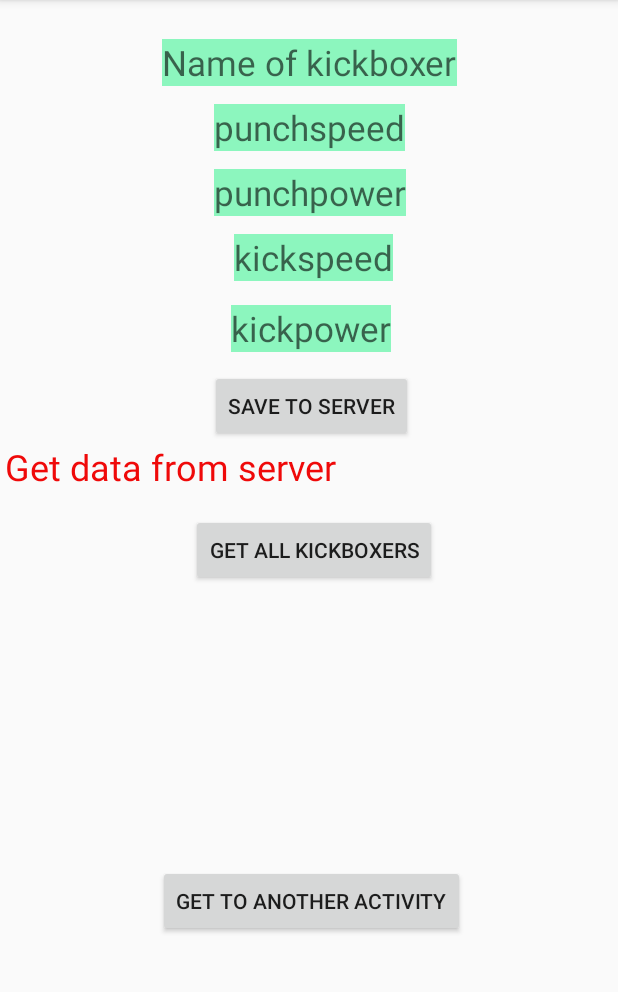
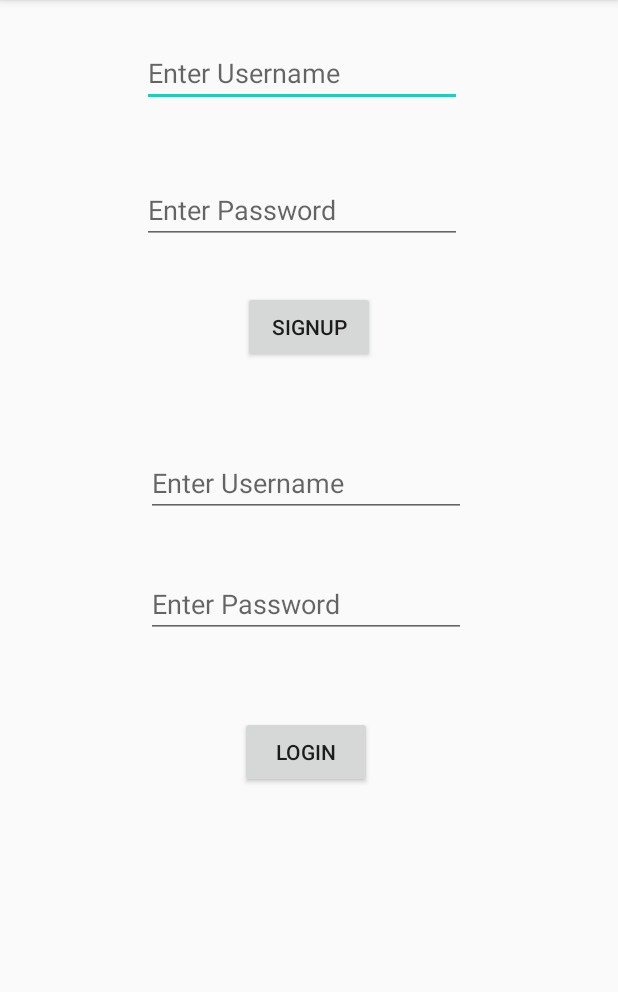
Before and after one commit to abhishek1117/InstagramClone, an Android app: the screen it shows after launch (MainActivity before the commit, SignUpLoginActivity after it), after a tap on "GET TO ANOTHER ACTIVITY", on a phone screen of 412 x 824 dp, the part 84-1076 px from its top. Run offline under Robolectric (Android 15) with nearby library versions, the phone set to English and light mode, and no system bars; libraries missing offline, so code that uses them is left out: com.parse, com.shashank.sony; 1 statement that could not run was skipped.

Commit message:
Signup and Login Parse

```diff
--- a/app/src/main/AndroidManifest.xml
+++ b/app/src/main/AndroidManifest.xml
@@ -2,8 +2,8 @@
 <manifest xmlns:android="http://schemas.android.com/apk/res/android"
     package="com.example.instagramclone">
 
-    <uses-permission android:name="android.permission.ACCESS_NETWORK_STATE"/>
-    <uses-permission android:name="android.permission.INTERNET"/>
+    <uses-permission android:name="android.permission.ACCESS_NETWORK_STATE" />
+    <uses-permission android:name="android.permission.INTERNET" />
 
     <application
         android:name=".App"
@@ -13,6 +13,7 @@
         android:roundIcon="@mipmap/ic_launcher_round"
         android:supportsRtl="true"
         android:theme="@style/AppTheme">
+        <activity android:name=".WelcomeActivity"></activity>
         <activity android:name=".MainActivity">
             <intent-filter>
                 <action android:name="android.intent.action.MAIN" />
@@ -20,7 +21,6 @@
                 <category android:name="android.intent.category.LAUNCHER" />
             </intent-filter>
         </activity>
-
 
         <meta-data
             android:name="com.parse.SERVER_URL"
@@ -32,6 +32,7 @@
             android:name="com.parse.CLIENT_KEY"
             android:value="@string/back4app_client_key" />
 
+        <activity android:name=".SignUpLoginActivity"></activity>
     </application>
 
 </manifest>
--- a/app/src/main/java/com/example/instagramclone/MainActivity.java
+++ b/app/src/main/java/com/example/instagramclone/MainActivity.java
@@ -2,6 +2,7 @@ package com.example.instagramclone;
 
 import androidx.appcompat.app.AppCompatActivity;
 
+import android.content.Intent;
 import android.os.Bundle;
 import android.view.View;
 import android.widget.Button;
@@ -88,7 +89,8 @@ public class MainActivity extends AppCompatActivity implements View.OnClickListe
         btntransition.setOnClickListener(new View.OnClickListener() {
             @Override
             public void onClick(View v) {
-
+                Intent intent = new Intent(MainActivity.this, SignUpLoginActivity.class);
+                startActivity(intent);
             }
         });
 
--- a/app/src/main/java/com/example/instagramclone/SignUpLoginActivity.java
+++ b/app/src/main/java/com/example/instagramclone/SignUpLoginActivity.java
@@ -1,4 +1,75 @@
 package com.example.instagramclone;
 
-public class SignUpLoginActivity {
+import android.os.Bundle;
+import android.view.View;
+import android.widget.Button;
+import android.widget.EditText;
+
+import androidx.annotation.Nullable;
+import androidx.appcompat.app.AppCompatActivity;
+
+import com.parse.LogInCallback;
+import com.parse.ParseException;
+import com.parse.ParseUser;
+import com.parse.SignUpCallback;
+import com.shashank.sony.fancytoastlib.FancyToast;
+
+public class SignUpLoginActivity extends AppCompatActivity {
+    private EditText edtusernamesignup,edtpasswordsignup,edtusernamelogin,edtpasswordlogin;
+    private Button btnsignup,btnlogin;
+    @Override
+    protected void onCreate(@Nullable Bundle savedInstanceState) {
+        super.onCreate(savedInstanceState);
+        setContentView(R.layout.signup_login_activity);
+
+        edtusernamesignup = findViewById(R.id.edtusernamesignup);
+        edtpasswordsignup = findViewById(R.id.edtpasswordsignup);
+        edtusernamelogin = findViewById(R.id.edtusernamelogin);
+        edtpasswordlogin = findViewById(R.id.edtpasswordlogin);
+        btnsignup = findViewById(R.id.btnsignup);
+        btnlogin = findViewById(R.id.btnlogin);
+        btnsignup.setOnClickListener(new View.OnClickListener() {
+            @Override
+            public void onClick(View v) {
+
+                final ParseUser appuser = new ParseUser();
+                appuser.setUsername(edtusernamesignup.getText().toString());
+                appuser.setPassword(edtpasswordsignup.getText().toString());
+
+                appuser.signUpInBackground(new SignUpCallback() {
+                    @Override
+                    public void done(ParseException e) {
+                        if (e == null){
+                            FancyToast.makeText(SignUpLoginActivity.this, appuser.getUsername() + " is successfully signed up",
+                                    FancyToast.LENGTH_LONG,FancyToast.SUCCESS,true).show();
+                        }else{
+                            FancyToast.makeText(SignUpLoginActivity.this, e.getMessage(),
+                                    FancyToast.LENGTH_LONG,FancyToast.ERROR,true).show();
+                        }
+                    }
+                });
+
+            }
+        });
+        btnlogin.setOnClickListener(new View.OnClickListener() {
+            @Override
+            public void onClick(View v) {
+
+                ParseUser.logInInBackground(edtusernamelogin.getText().toString(), edtpasswordlogin.getText().toString(), new LogInCallback() {
+                    @Override
+                    public void done(ParseUser user, ParseException e) {
+                        if(user != null && e == null){
+                            FancyToast.makeText(SignUpLoginActivity.this, user.getUsername() + " is successfully logged in",
+                                    FancyToast.LENGTH_LONG,FancyToast.SUCCESS,true).show();
+                        }else{
+                            FancyToast.makeText(SignUpLoginActivity.this, e.getMessage(),
+                                    FancyToast.LENGTH_LONG,FancyToast.ERROR,true).show();
+                        }
+                    }
+                });
+
+            }
+        });
+
+    }
 }
--- /dev/null
+++ b/app/src/main/java/com/example/instagramclone/WelcomeActivity.java
@@ -0,0 +1,14 @@
+package com.example.instagramclone;
+
+import androidx.appcompat.app.AppCompatActivity;
+
+import android.os.Bundle;
+
+public class WelcomeActivity extends AppCompatActivity {
+
+    @Override
+    protected void onCreate(Bundle savedInstanceState) {
+        super.onCreate(savedInstanceState);
+        setContentView(R.layout.activity_welcome);
+    }
+}
--- /dev/null
+++ b/app/src/main/res/layout/activity_welcome.xml
@@ -0,0 +1,9 @@
+<?xml version="1.0" encoding="utf-8"?>
+<androidx.constraintlayout.widget.ConstraintLayout xmlns:android="http://schemas.android.com/apk/res/android"
+    xmlns:app="http://schemas.android.com/apk/res-auto"
+    xmlns:tools="http://schemas.android.com/tools"
+    android:layout_width="match_parent"
+    android:layout_height="match_parent"
+    tools:context=".WelcomeActivity">
+
+</androidx.constraintlayout.widget.ConstraintLayout>
--- /dev/null
+++ b/app/src/main/res/layout/signup_login_activity.xml
@@ -0,0 +1,101 @@
+<?xml version="1.0" encoding="utf-8"?>
+<androidx.constraintlayout.widget.ConstraintLayout
+    xmlns:android="http://schemas.android.com/apk/res/android"
+    xmlns:app="http://schemas.android.com/apk/res-auto"
+    xmlns:tools="http://schemas.android.com/tools"
+    android:layout_width="match_parent"
+    android:layout_height="match_parent">
+
+    <EditText
+        android:id="@+id/edtusernamesignup"
+        android:layout_width="wrap_content"
+        android:layout_height="wrap_content"
+        android:layout_marginStart="94dp"
+        android:layout_marginLeft="94dp"
+        android:layout_marginTop="26dp"
+        android:layout_marginEnd="104dp"
+        android:layout_marginRight="104dp"
+        android:ems="10"
+        android:hint="Enter Username"
+        android:inputType="textPersonName"
+        app:layout_constraintEnd_toEndOf="parent"
+        app:layout_constraintStart_toStartOf="parent"
+        app:layout_constraintTop_toTopOf="parent" />
+
+    <EditText
+        android:id="@+id/edtpasswordsignup"
+        android:layout_width="wrap_content"
+        android:layout_height="wrap_content"
+        android:layout_marginStart="94dp"
+        android:layout_marginLeft="94dp"
+        android:layout_marginTop="46dp"
+        android:layout_marginEnd="104dp"
+        android:layout_marginRight="104dp"
+        android:ems="10"
+        android:hint="Enter Password"
+        android:inputType="textPassword"
+        app:layout_constraintEnd_toEndOf="parent"
+        app:layout_constraintStart_toStartOf="parent"
+        app:layout_constraintTop_toBottomOf="@+id/edtusernamesignup" />
+
+    <Button
+        android:id="@+id/btnsignup"
+        android:layout_width="wrap_content"
+        android:layout_height="wrap_content"
+        android:layout_marginStart="162dp"
+        android:layout_marginLeft="162dp"
+        android:layout_marginTop="31dp"
+        android:layout_marginEnd="162dp"
+        android:layout_marginRight="162dp"
+        android:text="SignUp"
+        app:layout_constraintEnd_toEndOf="parent"
+        app:layout_constraintStart_toStartOf="parent"
+        app:layout_constraintTop_toBottomOf="@+id/edtpasswordsignup" />
+
+    <EditText
+        android:id="@+id/edtusernamelogin"
+        android:layout_width="wrap_content"
+        android:layout_height="wrap_content"
+        android:layout_marginStart="97dp"
+        android:layout_marginLeft="97dp"
+        android:layout_marginTop="57dp"
+        android:layout_marginEnd="101dp"
+        android:layout_marginRight="101dp"
+        android:ems="10"
+        android:hint="Enter Username"
+        android:inputType="textPersonName"
+        app:layout_constraintEnd_toEndOf="parent"
+        app:layout_constraintStart_toStartOf="parent"
+        app:layout_constraintTop_toBottomOf="@+id/btnsignup" />
+
+    <EditText
+        android:id="@+id/edtpasswordlogin"
+        android:layout_width="wrap_content"
+        android:layout_height="wrap_content"
+        android:layout_marginStart="97dp"
+        android:layout_marginLeft="97dp"
+        android:layout_marginTop="35dp"
+        android:layout_marginEnd="101dp"
+        android:layout_marginRight="101dp"
+        android:ems="10"
+        android:hint="Enter Password"
+        android:inputType="textPassword"
+        app:layout_constraintEnd_toEndOf="parent"
+        app:layout_constraintStart_toStartOf="parent"
+        app:layout_constraintTop_toBottomOf="@+id/edtusernamelogin" />
+
+    <Button
+        android:id="@+id/btnlogin"
+        android:layout_width="wrap_content"
+        android:layout_height="wrap_content"
+        android:layout_marginStart="160dp"
+        android:layout_marginLeft="160dp"
+        android:layout_marginTop="52dp"
+        android:layout_marginEnd="160dp"
+        android:layout_marginRight="160dp"
+        android:text="Login"
+        app:layout_constraintEnd_toEndOf="parent"
+        app:layout_constraintHorizontal_bias="0.0"
+        app:layout_constraintStart_toStartOf="parent"
+        app:layout_constraintTop_toBottomOf="@+id/edtpasswordlogin" />
+</androidx.constraintlayout.widget.ConstraintLayout>
```
